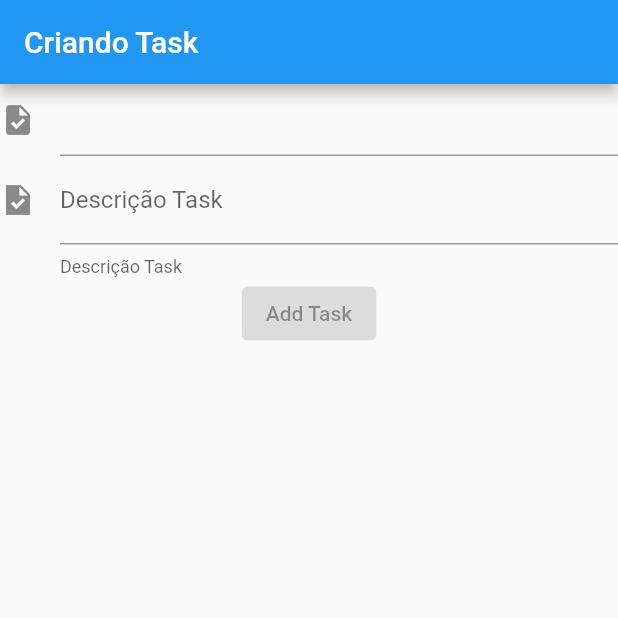
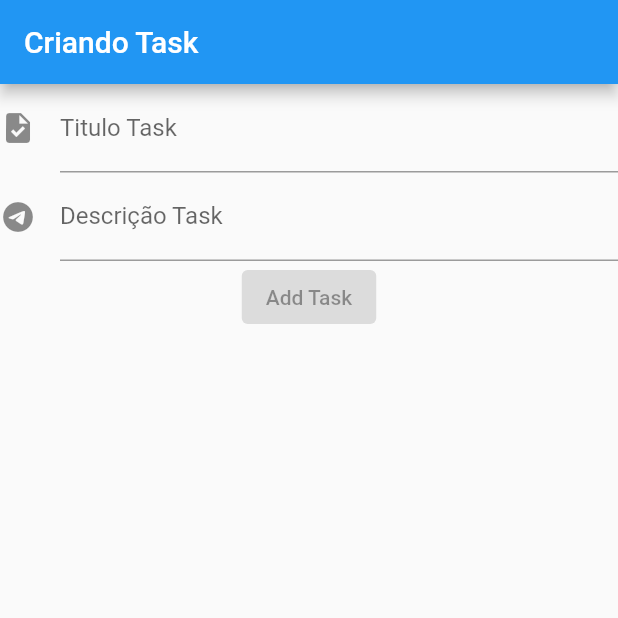
Before and after one commit to WillAPS/crud_flutter, a Flutter app: the screen it shows after launch, on a phone screen of 412 x 824 dp, the top half of it. Run offline on Flutter 3.47's test engine with Material 2 defaults, Android fonts, the phone set to English and light mode, and no system bars.

```diff
--- a/lib/main.dart
+++ b/lib/main.dart
@@ -27,13 +27,12 @@ class FormAddTask extends StatelessWidget {
       ),
       body: Column(children: const <Widget>[
         TextField(
-          decoration: InputDecoration(prefixText: "AAA", icon: Icon(Icons.task), suffixText: "Task"),
+          decoration: InputDecoration(icon: Icon(Icons.task), labelText: "Titulo Task"),
         ),
         TextField(
           decoration: InputDecoration(
-            icon: Icon(Icons.task_sharp),
+            icon: Icon(Icons.telegram),
             labelText: "Descrição Task",
-            helperText: "Descrição Task",
           ),
         ),
         ElevatedButton(onPressed: null, child: Text("Add Task"))
```
Also changed, not shown: 1 other file.
